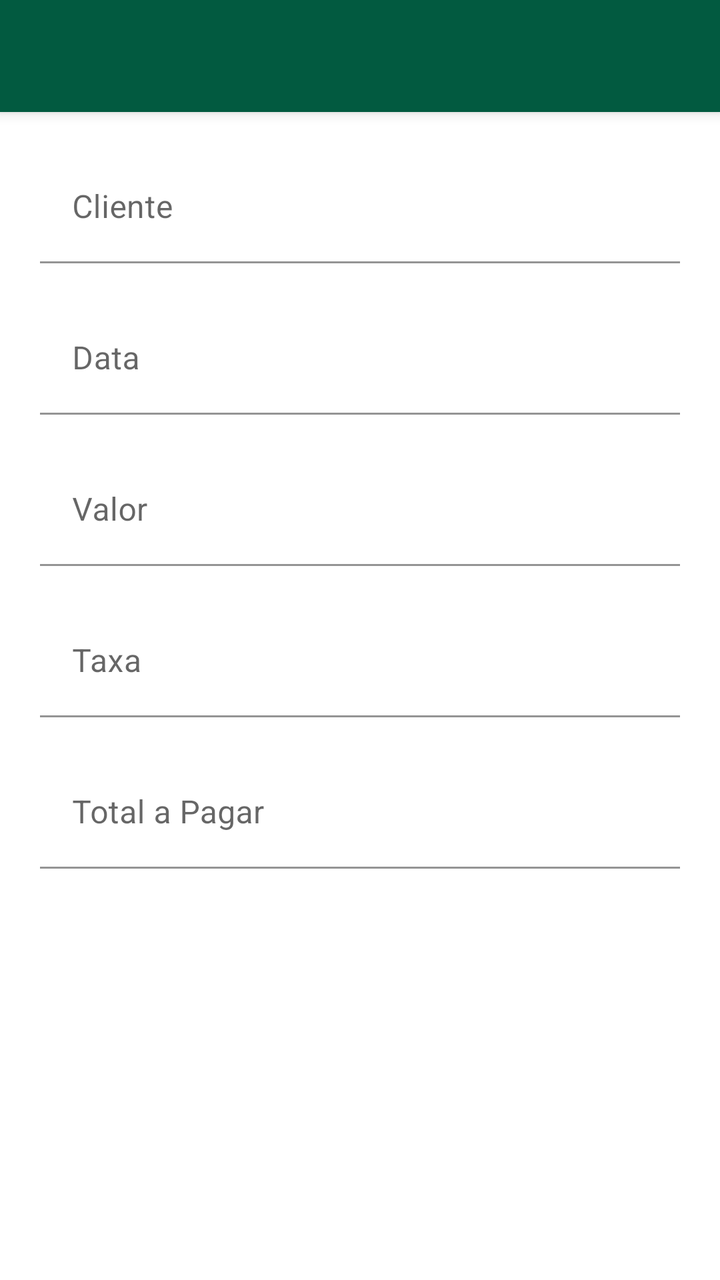
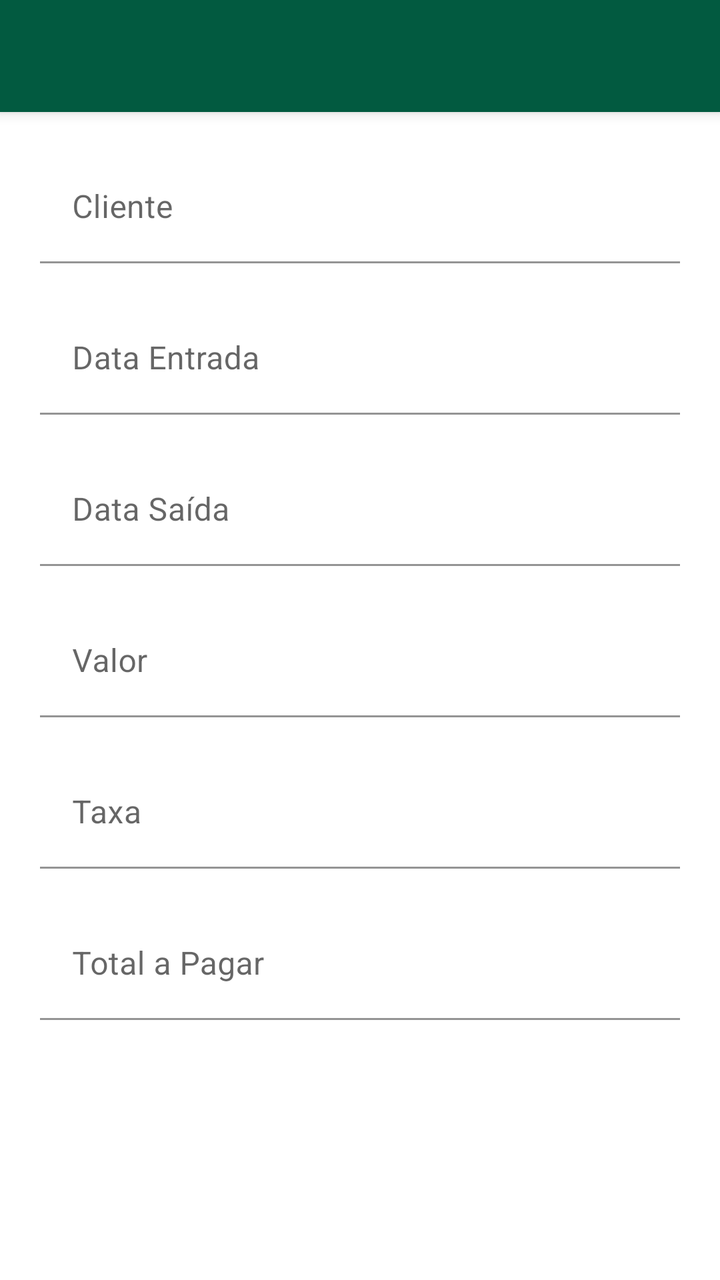

Screens rendered from an Android XML layout before and after an edit, with the pre-edit source and the edit as a unified diff.
<!-- AndroidManifest.xml: activity theme Theme.NowPoupe -->
<!-- res/layout/activity_add_edit.xml -->
<?xml version="1.0" encoding="utf-8"?>
<androidx.coordinatorlayout.widget.CoordinatorLayout
    xmlns:android="http://schemas.android.com/apk/res/android"
    xmlns:app="http://schemas.android.com/apk/res-auto"
    xmlns:tools="http://schemas.android.com/tools"
    android:layout_width="match_parent"
    android:layout_height="match_parent"
    tools:context=".activity.MainActivity">

    <com.google.android.material.appbar.AppBarLayout
        android:layout_height="wrap_content"
        android:layout_width="match_parent"
        android:theme="@style/Theme.NowPoupe.AppBarOverlay">

        <androidx.appcompat.widget.Toolbar
            android:id="@+id/toolbar_add_edit"
            android:layout_width = "match_parent"
            android:background="?attr/colorPrimary"
            app:popupTheme="@style/Theme.NowPoupe.PopupOverlay"
            android:layout_height = "?attr/actionBarSize" />
    </com.google.android.material.appbar.AppBarLayout>

    <include
        layout="@layout/content_add_edit" />

</androidx.coordinatorlayout.widget.CoordinatorLayout>
<!-- res/layout/content_add_edit.xml (included above) -->
<?xml version="1.0" encoding="utf-8"?>
<androidx.constraintlayout.widget.ConstraintLayout xmlns:android="http://schemas.android.com/apk/res/android"
    xmlns:app="http://schemas.android.com/apk/res-auto"
    android:layout_width="match_parent"
    android:layout_height="match_parent"
    xmlns:tools="http://schemas.android.com/tools"
    app:layout_behavior="@string/appbar_scrolling_view_behavior">

    <com.google.android.material.textfield.TextInputLayout
        android:id="@+id/textInputLayout6"
        android:layout_width="0dp"
        android:layout_height="wrap_content"
        android:layout_marginStart="20dp"
        android:layout_marginTop="20dp"
        android:layout_marginEnd="20dp"
        app:layout_constraintEnd_toEndOf="parent"
        app:layout_constraintStart_toStartOf="parent"
        app:layout_constraintTop_toTopOf="parent">

        <com.google.android.material.textfield.TextInputEditText
            android:id="@+id/clienteText"
            android:layout_width="match_parent"
            android:layout_height="wrap_content"
            android:background="@color/white"
            android:hint="Cliente"
            android:inputType="text"
            tools:ignore="TouchTargetSizeCheck" />
    </com.google.android.material.textfield.TextInputLayout>

    <com.google.android.material.textfield.TextInputLayout
        android:id="@+id/textInputLayout8"
        android:layout_width="0dp"
        android:layout_height="wrap_content"
        android:layout_marginStart="20dp"
        android:layout_marginTop="20dp"
        android:layout_marginEnd="20dp"
        app:layout_constraintEnd_toEndOf="parent"
        app:layout_constraintStart_toStartOf="parent"
        app:layout_constraintTop_toBottomOf="@+id/textInputLayout6">

        <com.google.android.material.textfield.TextInputEditText
            android:id="@+id/dataText"
            android:layout_width="match_parent"
            android:layout_height="wrap_content"
            android:background="@color/white"
            android:hint="Data"
            android:inputType="date"
            tools:ignore="TouchTargetSizeCheck" />
    </com.google.android.material.textfield.TextInputLayout>

    <com.google.android.material.textfield.TextInputLayout
        android:id="@+id/textInputLayout9"
        android:layout_width="0dp"
        android:layout_height="wrap_content"
        android:layout_marginStart="20dp"
        android:layout_marginTop="20dp"
        android:layout_marginEnd="20dp"
        app:layout_constraintEnd_toEndOf="parent"
        app:layout_constraintStart_toStartOf="parent"
        app:layout_constraintTop_toBottomOf="@+id/textInputLayout8">

        <com.google.android.material.textfield.TextInputEditText
            android:id="@+id/valorText"
            android:layout_width="match_parent"
            android:layout_height="wrap_content"
            android:background="@color/white"
            android:hint="Valor"
            android:inputType="numberDecimal" />
    </com.google.android.material.textfield.TextInputLayout>

    <com.google.android.material.textfield.TextInputLayout
        android:id="@+id/textInputLayout10"
        android:layout_width="0dp"
        android:layout_height="wrap_content"
        android:layout_marginStart="20dp"
        android:layout_marginTop="20dp"
        android:layout_marginEnd="20dp"
        app:layout_constraintEnd_toEndOf="parent"
        app:layout_constraintStart_toStartOf="parent"
        app:layout_constraintTop_toBottomOf="@+id/textInputLayout9">

        <com.google.android.material.textfield.TextInputEditText
            android:id="@+id/textTaxa"
            android:layout_width="match_parent"
            android:layout_height="wrap_content"
            android:background="@color/white"
            android:hint="Taxa"
            android:inputType="numberDecimal" />
    </com.google.android.material.textfield.TextInputLayout>

    <com.google.android.material.textfield.TextInputLayout
        android:layout_width="0dp"
        android:layout_height="wrap_content"
        android:layout_marginStart="20dp"
        android:layout_marginTop="20dp"
        android:layout_marginEnd="20dp"
        app:layout_constraintEnd_toEndOf="parent"
        app:layout_constraintStart_toStartOf="parent"
        app:layout_constraintTop_toBottomOf="@+id/textInputLayout10">

        <com.google.android.material.textfield.TextInputEditText
            android:id="@+id/totalAPagarText"
            android:layout_width="match_parent"
            android:layout_height="wrap_content"
            android:background="@color/white"
            android:hint="Total a Pagar"
            android:inputType="numberDecimal" />
    </com.google.android.material.textfield.TextInputLayout>

</androidx.constraintlayout.widget.ConstraintLayout>
<!-- resources referenced by this layout -->
<resources>
  <color name="white">#FFFFFFFF</color>
  <style name="Theme.NowPoupe.AppBarOverlay" parent="ThemeOverlay.AppCompat.Dark.ActionBar" />
  <style name="Theme.NowPoupe.PopupOverlay" parent="ThemeOverlay.AppCompat.Light" />
  <style name="Theme.NowPoupe" parent="Theme.MaterialComponents.Light.NoActionBar">
          
          <item name="colorPrimary">@color/purple_500</item>
          <item name="colorPrimaryVariant">@color/purple_700</item>
          <item name="colorOnPrimary">@color/white</item>
          
          <item name="colorSecondary">@color/teal_200</item>
          <item name="colorSecondaryVariant">@color/teal_700</item>
          <item name="colorOnSecondary">@color/black</item>
          
          <item name="android:statusBarColor">?attr/colorPrimaryVariant</item>
          
      </style>
  <color name="purple_500">#025A40</color>
  <color name="purple_700">#004732</color>
  <color name="teal_200">#FF03DAC5</color>
  <color name="teal_700">#FF018786</color>
  <color name="black">#FF000000</color>
</resources>

<!-- the commit's change to res/layout/activity_add_edit.xml (unified diff, before → after) -->
@@ -22,6 +22,20 @@
 
     <include
         layout="@layout/content_add_edit" />
+
+    <com.google.android.material.floatingactionbutton.FloatingActionButton
+        android:id="@+id/fab"
+        android:visibility="gone"
+        android:layout_width="wrap_content"
+        android:layout_height="wrap_content"
+        android:layout_gravity="bottom|end"
+        android:layout_marginEnd="@dimen/fab_margin"
+        android:layout_marginBottom="16dp"
+        android:backgroundTint="?attr/colorPrimary"
+        android:contentDescription="@string/app_name"
+        android:tint="@android:color/white"
+        app:srcCompat="@drawable/baseline_picture_as_pdf_24"
+        app:tint="@color/white" />
 
 </androidx.coordinatorlayout.widget.CoordinatorLayout>
 <!-- res/layout/content_add_edit.xml (included above) -->
@@ -70,8 +84,8 @@
             android:layout_width="match_parent"
             android:layout_height="wrap_content"
             android:background="@color/white"
-            android:hint="Data"
-            android:inputType="date"
+            android:hint="Data Entrada"
+            android:inputType="datetime|date"
             tools:ignore="TouchTargetSizeCheck" />
     </com.google.android.material.textfield.TextInputLayout>
 
@@ -83,8 +97,9 @@
         android:layout_marginTop="20dp"
         android:layout_marginEnd="20dp"
         app:layout_constraintEnd_toEndOf="parent"
+        app:layout_constraintHorizontal_bias="0.0"
         app:layout_constraintStart_toStartOf="parent"
-        app:layout_constraintTop_toBottomOf="@+id/textInputLayout8">
+        app:layout_constraintTop_toBottomOf="@+id/textInputLayout">
 
         <com.google.android.material.textfield.TextInputEditText
             android:id="@+id/valorText"
@@ -134,4 +149,26 @@
             android:inputType="numberDecimal" />
     </com.google.android.material.textfield.TextInputLayout>
 
+    <com.google.android.material.textfield.TextInputLayout
+        android:id="@+id/textInputLayout"
+        android:layout_width="0dp"
+        android:layout_height="wrap_content"
+        android:layout_marginStart="20dp"
+        android:layout_marginTop="20dp"
+        android:layout_marginEnd="20dp"
+        app:layout_constraintEnd_toEndOf="parent"
+        app:layout_constraintStart_toStartOf="parent"
+        app:layout_constraintTop_toBottomOf="@+id/textInputLayout8">
+
+        <com.google.android.material.textfield.TextInputEditText
+            android:id="@+id/data_saidaInput"
+            android:layout_width="match_parent"
+            android:layout_height="match_parent"
+            android:background="#FFFFFF"
+            android:hint="Data Saída"
+            android:inputType="datetime|date" />
+    </com.google.android.material.textfield.TextInputLayout>
+
+
+
 </androidx.constraintlayout.widget.ConstraintLayout>
<!-- resource entries referenced after the edit -->
@@ -1,6 +1,14 @@
 <!-- resources referenced by this layout -->
 <resources>
   <color name="white">#FFFFFFFF</color>
+  <dimen name="fab_margin">16dp</dimen>
+  <!-- drawable baseline_picture_as_pdf_24 (drawable) -->
+  <vector android:height="24dp" android:tint="#000000"
+      android:viewportHeight="24" android:viewportWidth="24"
+      android:width="24dp" xmlns:android="http://schemas.android.com/apk/res/android">
+      <path android:fillColor="@android:color/white" android:pathData="M20,2L8,2c-1.1,0 -2,0.9 -2,2v12c0,1.1 0.9,2 2,2h12c1.1,0 2,-0.9 2,-2L22,4c0,-1.1 -0.9,-2 -2,-2zM11.5,9.5c0,0.83 -0.67,1.5 -1.5,1.5L9,11v2L7.5,13L7.5,7L10,7c0.83,0 1.5,0.67 1.5,1.5v1zM16.5,11.5c0,0.83 -0.67,1.5 -1.5,1.5h-2.5L12.5,7L15,7c0.83,0 1.5,0.67 1.5,1.5v3zM20.5,8.5L19,8.5v1h1.5L20.5,11L19,11v2h-1.5L17.5,7h3v1.5zM9,9.5h1v-1L9,8.5v1zM4,6L2,6v14c0,1.1 0.9,2 2,2h14v-2L4,20L4,6zM14,11.5h1v-3h-1v3z"/>
+  </vector>
+  <string name="app_name">NowPoupe</string>
   <style name="Theme.NowPoupe.AppBarOverlay" parent="ThemeOverlay.AppCompat.Dark.ActionBar" />
   <style name="Theme.NowPoupe.PopupOverlay" parent="ThemeOverlay.AppCompat.Light" />
   <style name="Theme.NowPoupe" parent="Theme.MaterialComponents.Light.NoActionBar">
